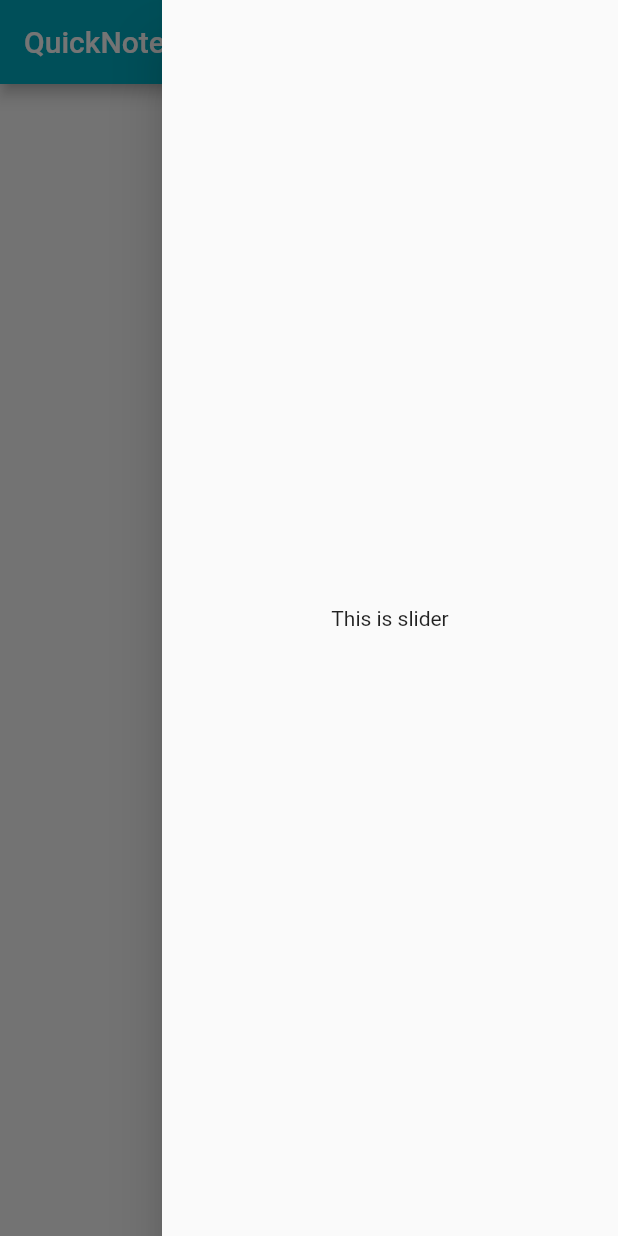
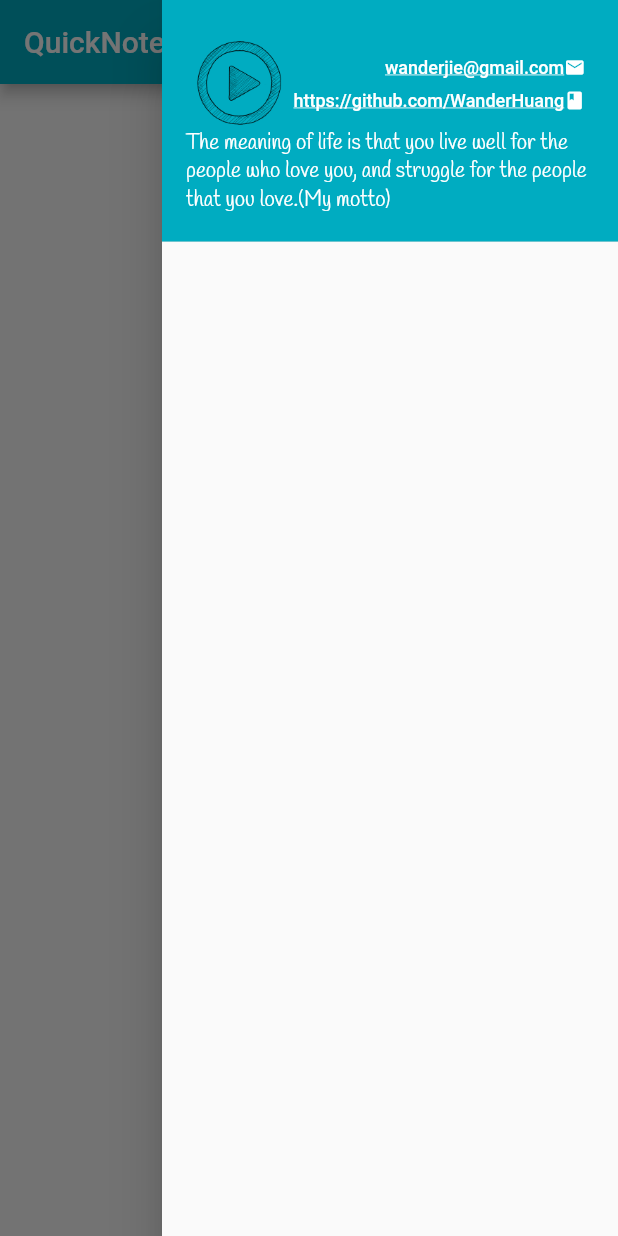
Before and after one commit to WanderHuang/QuickNote, a Flutter app: the screen it shows after launch, with the side drawer open, on a phone screen of 412 x 824 dp. Run offline on Flutter 3.47's test engine with Material 2 defaults, Android fonts, the phone set to English and light mode, and no system bars; our stand-ins replace bloc, flutter_bloc, sqflite; accounts and stored records are empty.

Commit message:
add an `endDrawer` to describe the author

```diff
--- /dev/null
+++ b/lib/components/common/image/Avatar.dart
@@ -0,0 +1,109 @@
+import 'package:flutter/material.dart';
+import 'package:quick_note/components/common/text/LinkText.dart';
+import 'package:quick_note/utils/lauchUrl.dart';
+import 'package:quick_note/constants/index.dart' show appMotto;
+
+class Avatar extends StatefulWidget {
+
+  // image src
+  final String src;
+
+  // mail location
+  final String mail;
+
+  // github location
+  final String github;
+
+  // press callback
+  final VoidCallback onPressed;
+
+  Avatar({ this.src, this.mail, this.github, this.onPressed });
+
+  @override
+  State<StatefulWidget> createState() => _AvatarState();
+}
+
+class _AvatarState extends State<Avatar> {
+  @override
+  Widget build(BuildContext context) {
+    return Column(
+      mainAxisAlignment: MainAxisAlignment.center,
+      crossAxisAlignment: CrossAxisAlignment.center,
+      children: <Widget>[
+        Row(
+          mainAxisAlignment: MainAxisAlignment.spaceEvenly,
+          children: <Widget>[
+            GestureDetector(
+              child: Image(
+                width: 60,
+                height: 60,
+                image: AssetImage(widget.src),
+                fit: BoxFit.fill,
+              ),
+              onTap: () {
+                if (widget.onPressed != null) {
+                  widget.onPressed();
+                } else {
+                  launchURL(widget.github);
+                }
+              },
+            ),
+            Wrap(
+              direction: Axis.vertical,
+              crossAxisAlignment: WrapCrossAlignment.end,
+              spacing: 8,
+              children: <Widget>[
+                Row(
+                  mainAxisAlignment: MainAxisAlignment.spaceBetween,
+                  children: <Widget>[
+                    LinkText(
+                      text: widget.mail,
+                      url: widget.mail,
+                      useUrl: false
+                    ),
+                    Icon(
+                      Icons.mail,
+                      size: 14,
+                      color: Colors.white,
+                    )
+                  ],
+                ),
+                Row(
+                  mainAxisAlignment: MainAxisAlignment.spaceBetween,
+                  children: <Widget>[
+                    LinkText(
+                      text: widget.github,
+                      url: widget.github,
+                      useUrl: true,
+                    ),
+                    Icon(
+                      Icons.book,
+                      size: 14,
+                      color: Colors.white
+                    )
+                  ],
+                )
+              ],
+            )
+          ],
+        ),
+        Row(
+          mainAxisAlignment: MainAxisAlignment.center,
+          children: <Widget>[
+            Flexible(
+              child: Text(
+                appMotto,
+                style: TextStyle(
+                  color: Colors.white,
+                  fontSize: 14,
+                  fontFamily: 'HandleeRegular'
+                )
+              )
+            )
+          ],
+        )
+      ],
+    );
+  }
+
+}
--- /dev/null
+++ b/lib/components/common/text/LinkText.dart
@@ -0,0 +1,35 @@
+import 'package:quick_note/utils/lauchUrl.dart';
+import 'package:flutter/material.dart';
+class LinkText extends StatefulWidget {
+  final String text;
+  final String url;
+  final bool useUrl;
+  final Color fontColor;
+
+  LinkText({ this.text, this.url, this.useUrl, this.fontColor});
+
+  @override
+  State<StatefulWidget> createState() => _LinkTextState();
+}
+
+class _LinkTextState extends State<LinkText> {
+  @override
+  Widget build(BuildContext context) {
+    return InkWell(
+      child: Text(
+        widget.text,
+        style: TextStyle(
+          color: widget.fontColor != null ? widget.fontColor : Colors.white,
+          decoration: TextDecoration.underline,
+          fontSize: 12
+        ),
+      ),
+      onTap: () {
+        if (widget.useUrl) {
+          launchURL(widget.url);
+        }
+      },
+    );
+  }
+
+}
--- a/lib/constants/index.dart
+++ b/lib/constants/index.dart
@@ -4,6 +4,10 @@ final String appTitle = 'QuickNote';
 final String appTitleAdd = 'Create Note';
 final String appTitleTask = 'Task';
 final String appContentHolder = 'Quickly note down your ideas';
+final String appMotto = 'The meaning of life is that you live well for the people who love you,'
+' and struggle for the people that you love.(My motto)';
+final String appMail = 'wanderjie@gmail.com';
+final String appGithub = 'https://github.com/WanderHuang';
 
 /// db
 final String dbName = 'QuickNote-release-0.0.1.db';
--- /dev/null
+++ b/lib/pages/drawer/index.dart
@@ -0,0 +1 @@
+export 'package:quick_note/pages/drawer/page.dart';
--- /dev/null
+++ b/lib/pages/drawer/page.dart
@@ -0,0 +1,26 @@
+import 'package:flutter/material.dart';
+import 'package:quick_note/components/common/image/Avatar.dart';
+import 'package:quick_note/constants/index.dart' show appMail, appGithub;
+
+class DrawerPage extends StatelessWidget {
+  @override
+  Widget build(BuildContext context) {
+    return Drawer(
+      child: ListView(
+        key: Key('Author Infomation'),
+        children: <Widget>[
+          DrawerHeader(
+            decoration: BoxDecoration(
+              color: Colors.cyan[600]
+            ),
+            child: Avatar(
+              src: 'assets/author.png',
+              mail: appMail,
+              github: appGithub
+            ),
+          )
+        ],
+      ),
+    );
+  }
+}
--- a/lib/pages/home/page.dart
+++ b/lib/pages/home/page.dart
@@ -3,6 +3,7 @@ import 'package:flutter_bloc/flutter_bloc.dart';
 import 'package:quick_note/constants/index.dart' show appTitle;
 import 'package:quick_note/components/tasklist/index.dart';
 import 'package:quick_note/pages/task/index.dart';
+import 'package:quick_note/pages/drawer/index.dart';
 import 'dart:math';
 class HomePage extends StatelessWidget {
   final Random rand = new Random();
@@ -36,16 +37,7 @@ class HomePage extends StatelessWidget {
           );
         },
       ),
-      endDrawer: Drawer(
-        child: Column(
-          mainAxisAlignment: MainAxisAlignment.center,
-          children: <Widget>[
-            Text(
-              'This is slider'
-            )
-          ],
-        ),
-      ),
+      endDrawer: DrawerPage(),
     );
   }
 }
--- a/lib/pages/task/page.dart
+++ b/lib/pages/task/page.dart
@@ -2,7 +2,7 @@ import 'package:flutter/material.dart';
 import 'package:quick_note/constants/index.dart' show appTitleTask, warnTitleNotNull, appContentHolder, appHolderTextStyle, rainbowColors, rainbowColorTexts;
 import 'package:quick_note/components/tasklist/index.dart' show TaskBloc;
 import 'package:quick_note/models/task.dart';
-import 'package:quick_note/components/dialog/warn.dart';
+import 'package:quick_note/components/common/dialog/warn.dart';
 import 'package:flutter_bloc/flutter_bloc.dart';
 import 'package:quick_note/components/circlebutton/index.dart';
 
@@ -40,7 +40,7 @@ class TaskEditState extends State<TaskEditPage> {
         title: Text(appTitleTask),
         actions: <Widget>[
           IconButton(
-            icon: Icon(Icons.send),
+            icon: Icon(Icons.save),
             color: widget.colorLevels[widget.task == null ? _currentLevel : widget.task.level],
             onPressed: () {
               String content = _controllContent.text;
--- /dev/null
+++ b/lib/utils/lauchUrl.dart
@@ -0,0 +1,8 @@
+import 'package:url_launcher/url_launcher.dart';
+launchURL(url) async {
+  if (await canLaunch(url)) {
+    await launch(url);
+  } else {
+    throw 'Could not launch $url';
+  }
+}
```
Also changed, not shown: pubspec.yaml (+7 -0 lines), assets/author.png (added), fonts/Handlee-Regular.ttf (added), lib/components/common/dialog/warn.dart (renamed from lib/components/dialog/warn.dart).
